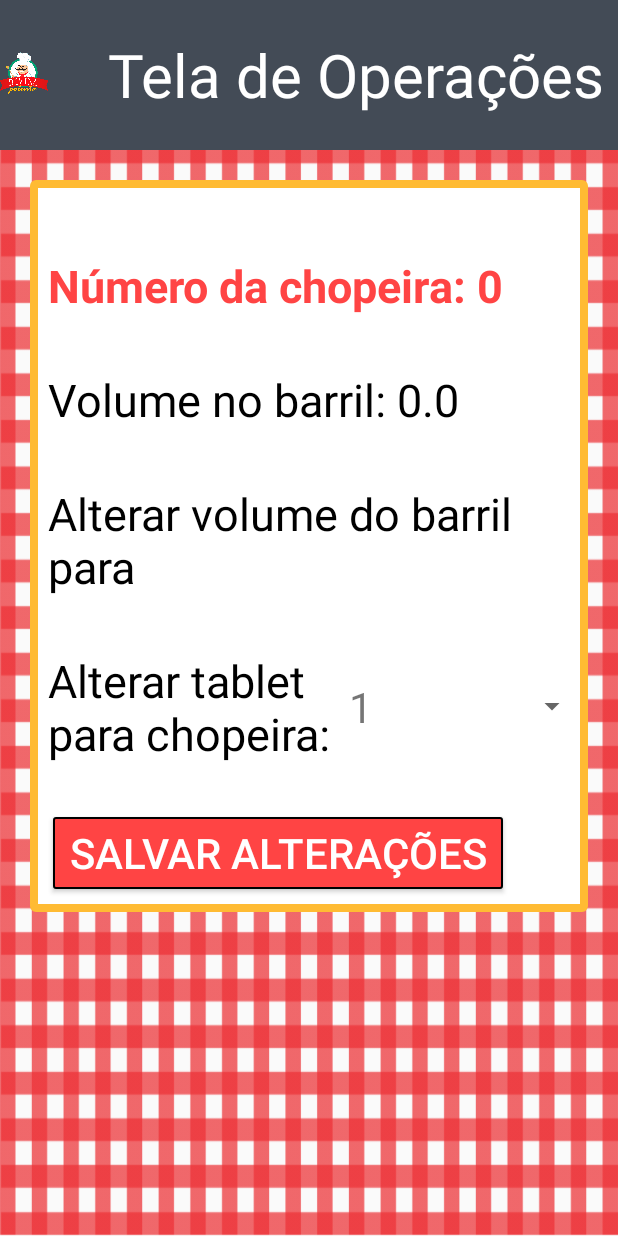
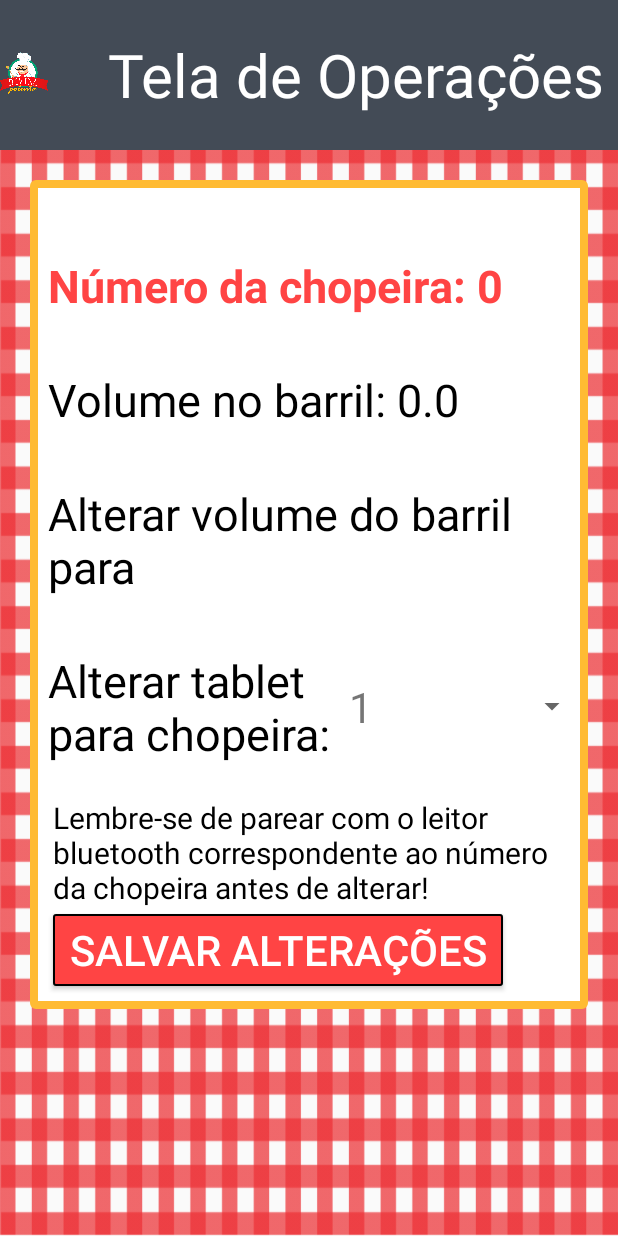
Before and after one commit to hermestessaro/divinapolenta, an Android app: the OperadorActivity screen opened directly, with no data from a screen before it, on a phone screen of 412 x 824 dp. Run offline under Robolectric (Android 15) with nearby library versions, the phone set to English and light mode, and no system bars.

Commit message:
versao final

```diff
--- a/app/src/main/java/br/com/httpfluidobjects/appdivinapolenta/CLPManager.java
+++ b/app/src/main/java/br/com/httpfluidobjects/appdivinapolenta/CLPManager.java
@@ -45,8 +45,8 @@ public class CLPManager {
     private boolean finalizaOp;
 
     public CLPManager() {
-        master = new MasterTest("192.168.15.12", 502);
-        //master = new MasterTest("10.0.1.15", 502);
+        //master = new MasterTest("192.168.15.12", 502);
+        master = new MasterTest("10.0.1.15", 502);
         finalizaOp = false;
     }
 
--- a/app/src/main/java/br/com/httpfluidobjects/appdivinapolenta/OperadorActivity.java
+++ b/app/src/main/java/br/com/httpfluidobjects/appdivinapolenta/OperadorActivity.java
@@ -137,8 +137,8 @@ public class OperadorActivity extends AppCompatActivity implements AdapterView.O
                 e.printStackTrace();
             }
         }*/
-        Intent intent = new Intent(OperadorActivity.this, IniciaServicoActivity.class);
-        intent.putExtra("operou", 1);
+        Intent intent = new Intent(OperadorActivity.this, CervejaActivity.class);
+//        intent.putExtra("operou", 1);
         startActivity(intent);
     }
 
--- a/app/src/main/res/layout/activity_operador.xml
+++ b/app/src/main/res/layout/activity_operador.xml
@@ -44,7 +44,9 @@
         android:layout_width="match_parent"
         android:layout_height="wrap_content"
         android:layout_below="@+id/fakeToolbar"
-        android:layout_margin="20dp"
+        android:layout_marginLeft="20dp"
+        android:layout_marginRight="20dp"
+        android:layout_marginTop="20dp"
         android:layout_weight="1"
         android:background="@drawable/input_screen_border">
 
@@ -115,7 +117,7 @@
             android:layout_below="@+id/alterar_tablet"
             android:layout_marginBottom="15dp"
             android:layout_marginLeft="15dp"
-            android:layout_marginTop="35dp"
+            android:layout_marginTop="100dp"
             android:background="@drawable/botao_salvar"
             android:onClick="confirma"
             android:text="Salvar Alterações"
@@ -160,6 +162,20 @@
             android:text="Litros"
             android:textColor="@android:color/black"
             android:textSize="30sp" />
+
+        <TextView
+            android:id="@+id/aviso"
+            android:layout_width="wrap_content"
+            android:layout_height="wrap_content"
+            android:layout_alignEnd="@+id/textView4"
+            android:layout_alignLeft="@+id/btnSalvar"
+            android:layout_alignRight="@+id/textView4"
+            android:layout_alignStart="@+id/btnSalvar"
+            android:layout_below="@+id/alterar_tablet"
+            android:layout_marginTop="22dp"
+            android:text="Lembre-se de parear com o leitor bluetooth correspondente ao número da chopeira antes de alterar!"
+            android:textColor="@android:color/black"
+            android:textSize="20sp" />
     </RelativeLayout>
 
 
```
Also changed, not shown: app/src/main/java/br/com/httpfluidobjects/appdivinapolenta/CervejaActivity.java (+31 -9 lines), app/src/main/java/br/com/httpfluidobjects/appdivinapolenta/IniciaServicoActivity.java (+7 -11 lines), app/src/main/java/br/com/httpfluidobjects/appdivinapolenta/cerveja.java (+4 -4 lines), app/src/main/res/layout-large/activity_cerveja.xml (+6 -13 lines), app/src/main/res/drawable/cerveja01.png, app/src/main/res/drawable/cerveja02.png (added).
